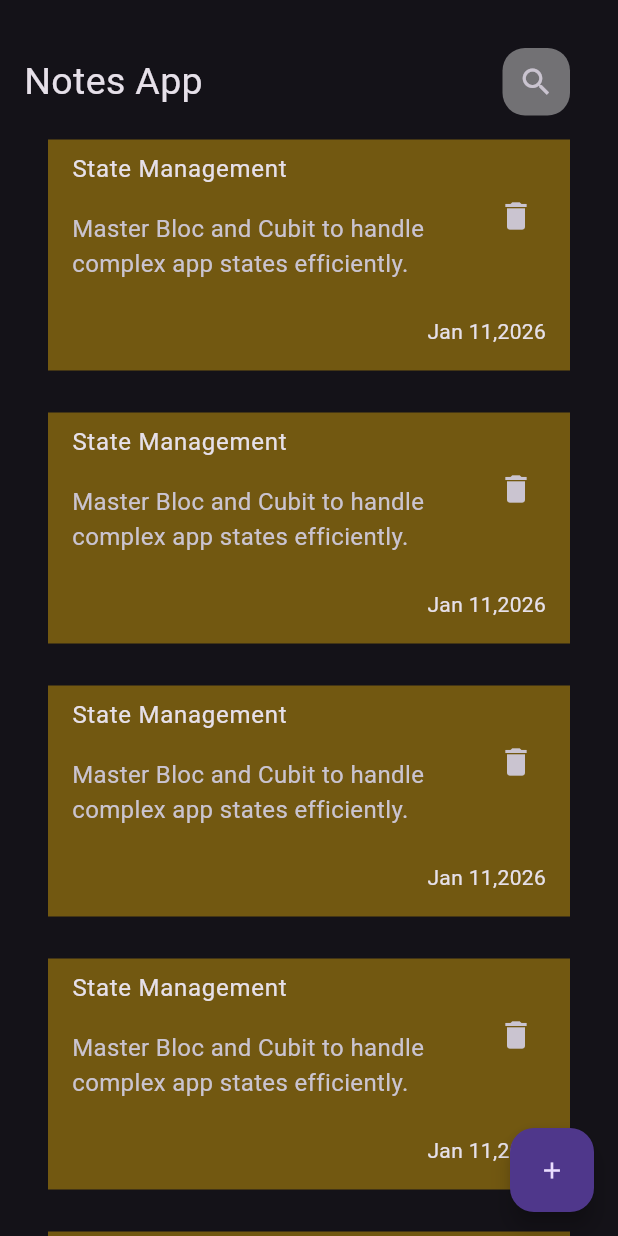
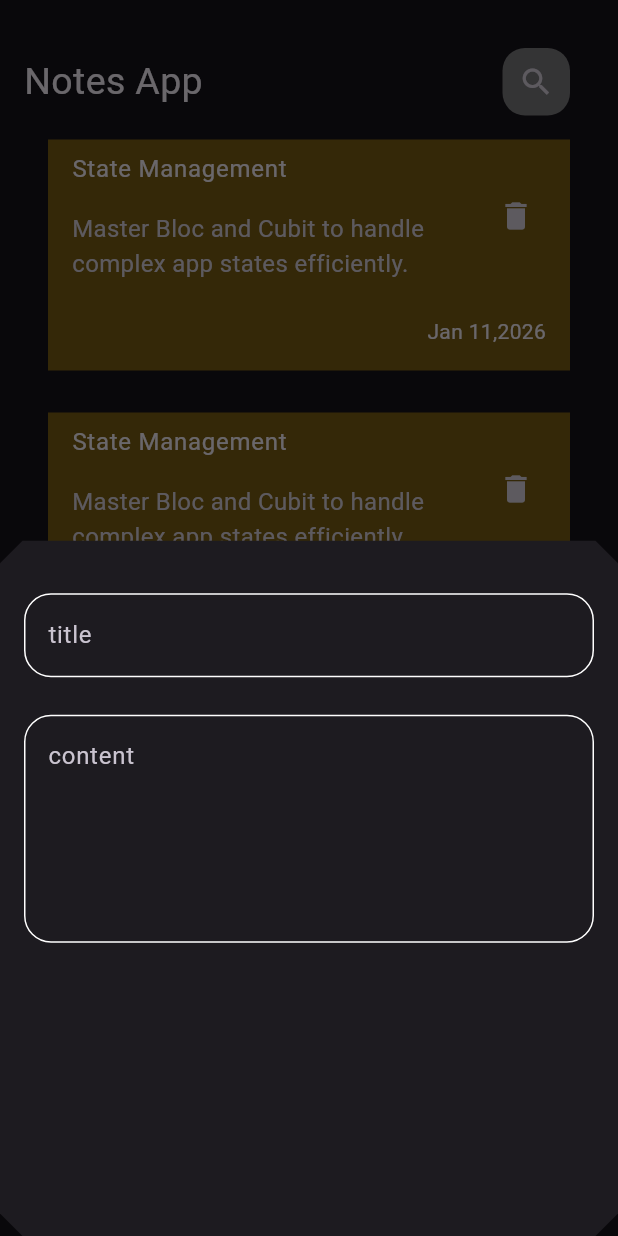
Before and after one commit to amr-turki/notes-app, a Flutter app: the screen it shows after launch, after a tap on the "add" icon, on a phone screen of 412 x 824 dp. Run offline on Flutter 3.47's test engine with Material 3 defaults, Android fonts, the phone set to English and light mode, and no system bars.

Commit message:
add notes bottom sheet

```diff
--- /dev/null
+++ b/lib/constants.dart
@@ -0,0 +1,3 @@
+import 'package:flutter/material.dart';
+
+const KPrimaryColor = Colors.red;
--- a/lib/screen/notes_screen.dart
+++ b/lib/screen/notes_screen.dart
@@ -1,4 +1,5 @@
 import 'package:flutter/material.dart';
+import 'package:notes_app/widget/add_note_bottom_sheet.dart';
 import 'package:notes_app/widget/notes_screen_body.dart';
 
 class NotesScreen extends StatelessWidget {
@@ -8,7 +9,17 @@ class NotesScreen extends StatelessWidget {
   Widget build(BuildContext context) {
     return Scaffold(
       floatingActionButton: FloatingActionButton(
-        onPressed: () {},
+        onPressed: () {
+          showModalBottomSheet(
+            shape: BeveledRectangleBorder(
+              borderRadius: BorderRadiusGeometry.circular(15),
+            ),
+            context: context,
+            builder: (context) {
+              return AddNoteBottomSheet();
+            },
+          );
+        },
         child: Icon(Icons.add, size: 18),
       ),
       body: NotesScreenBody(),
--- /dev/null
+++ b/lib/widget/add_note_bottom_sheet.dart
@@ -0,0 +1,23 @@
+import 'package:flutter/material.dart';
+import 'package:notes_app/widget/custom_text_field.dart';
+
+class AddNoteBottomSheet extends StatelessWidget {
+  const AddNoteBottomSheet({super.key});
+
+  @override
+  Widget build(BuildContext context) {
+    return Padding(
+      padding: const EdgeInsets.only(left: 16.0, right: 16),
+      child: Container(
+        child: Column(
+          children: [
+            SizedBox(height: 35),
+            CustomTextField(hint: 'title'),
+            SizedBox(height: 25),
+            CustomTextField(hint: 'content', maxlines: 5),
+          ],
+        ),
+      ),
+    );
+  }
+}
--- /dev/null
+++ b/lib/widget/custom_text_field.dart
@@ -0,0 +1,31 @@
+import 'dart:math';
+
+import 'package:flutter/material.dart';
+import 'package:notes_app/constants.dart';
+
+class CustomTextField extends StatelessWidget {
+  const CustomTextField({super.key, required this.hint, this.maxlines = 1});
+
+  final String hint;
+  final int maxlines;
+  @override
+  Widget build(BuildContext context) {
+    return TextField(
+      cursorColor: KPrimaryColor,
+      maxLines: maxlines,
+      decoration: InputDecoration(
+        hintText: hint,
+        border: buildBorder(),
+        enabledBorder: buildBorder(),
+        focusedBorder: buildBorder(),
+      ),
+    );
+  }
+}
+
+OutlineInputBorder buildBorder() {
+  return OutlineInputBorder(
+    borderRadius: BorderRadius.circular(18),
+    borderSide: BorderSide(color: Colors.white),
+  );
+}
```
